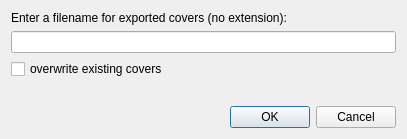
Qt form src/ui/exportcoversdialog.ui (vikramambrose/Clementine) before a commit.
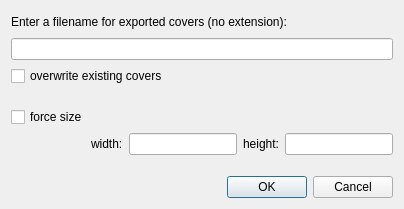
The same form after that commit. Icons and pictures are not drawn.

Commit message: handle embedded covers by saving them to files in their albums' folders mock UI for the force size feature (it's not doing anything yet)

The edit to the form file:
```diff
--- a/src/ui/exportcoversdialog.ui
+++ b/src/ui/exportcoversdialog.ui
@@ -6,8 +6,8 @@
    <rect>
     <x>0</x>
     <y>0</y>
-    <width>407</width>
-    <height>139</height>
+    <width>404</width>
+    <height>209</height>
    </rect>
   </property>
   <property name="windowTitle">
@@ -54,10 +54,73 @@
      <property name="orientation">
       <enum>Qt::Vertical</enum>
      </property>
+     <property name="sizeType">
+      <enum>QSizePolicy::Fixed</enum>
+     </property>
      <property name="sizeHint" stdset="0">
       <size>
        <width>20</width>
-       <height>3</height>
+       <height>15</height>
+      </size>
+     </property>
+    </spacer>
+   </item>
+   <item>
+    <widget class="QCheckBox" name="forceSize">
+     <property name="text">
+      <string>force size</string>
+     </property>
+    </widget>
+   </item>
+   <item>
+    <layout class="QHBoxLayout" name="horizontalLayout_3">
+     <item>
+      <spacer name="horizontalSpacer">
+       <property name="orientation">
+        <enum>Qt::Horizontal</enum>
+       </property>
+       <property name="sizeHint" stdset="0">
+        <size>
+         <width>40</width>
+         <height>20</height>
+        </size>
+       </property>
+      </spacer>
+     </item>
+     <item>
+      <widget class="QLabel" name="widthLabel">
+       <property name="text">
+        <string>width:</string>
+       </property>
+      </widget>
+     </item>
+     <item>
+      <widget class="QLineEdit" name="width"/>
+     </item>
+     <item>
+      <widget class="QLabel" name="heightLabel">
+       <property name="text">
+        <string>height:</string>
+       </property>
+      </widget>
+     </item>
+     <item>
+      <widget class="QLineEdit" name="height"/>
+     </item>
+    </layout>
+   </item>
+   <item>
+    <spacer name="horizontalSpacer_2">
+     <property name="orientation">
+      <enum>Qt::Horizontal</enum>
+     </property>
+     <property name="sizeType">
+      <enum>QSizePolicy::Fixed</enum>
+     </property>
+     <property name="sizeHint" stdset="0">
+      <size>
+       <width>40</width>
+       <height>15</height>
       </size>
      </property>
     </spacer>
```
The commit also changes 56 other files.
